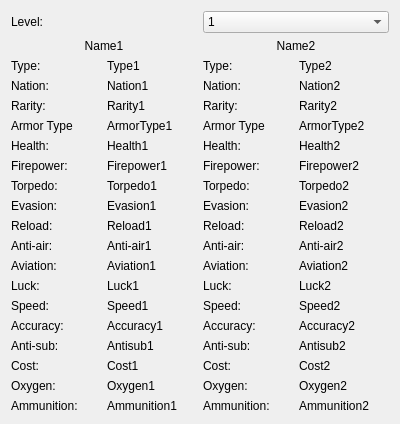
First picture: the form in azuriris/ui/ui/comparison_two_ships.ui, repository Sugihiru/Azur-Iris, before the edit.
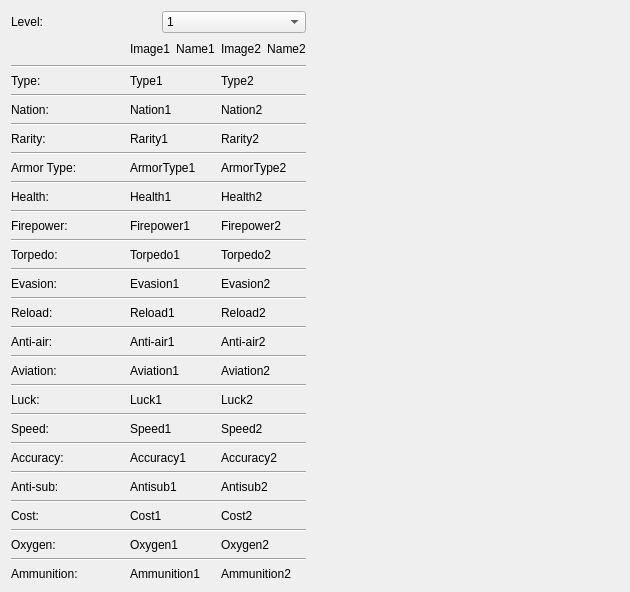
Second picture: the form after the edit.

Commit message: Improved UI when comparing two ships

```diff
--- a/azuriris/ui/ui/comparison_two_ships.ui
+++ b/azuriris/ui/ui/comparison_two_ships.ui
@@ -6,470 +6,301 @@
    <rect>
     <x>0</x>
     <y>0</y>
-    <width>400</width>
-    <height>400</height>
+    <width>630</width>
+    <height>577</height>
    </rect>
   </property>
   <property name="windowTitle">
    <string>Form</string>
   </property>
   <layout class="QGridLayout" name="gridLayout">
-   <item row="1" column="1">
+   <item row="3" column="1" colspan="3">
+    <spacer name="verticalSpacer">
+     <property name="orientation">
+      <enum>Qt::Vertical</enum>
+     </property>
+     <property name="sizeHint" stdset="0">
+      <size>
+       <width>20</width>
+       <height>40</height>
+      </size>
+     </property>
+    </spacer>
+   </item>
+   <item row="0" column="2">
+    <widget class="QComboBox" name="levelComboBox">
+     <item>
+      <property name="text">
+       <string>1</string>
+      </property>
+     </item>
+     <item>
+      <property name="text">
+       <string>100</string>
+      </property>
+     </item>
+     <item>
+      <property name="text">
+       <string>120</string>
+      </property>
+     </item>
+    </widget>
+   </item>
+   <item row="2" column="1" colspan="2">
     <layout class="QGridLayout" name="ship1GridLayout">
-     <item row="15" column="0">
-      <widget class="QLabel" name="ship1AntisubTitleLabel">
-       <property name="text">
-        <string>Anti-sub:</string>
+     <item row="7" column="0" colspan="6">
+      <widget class="Line" name="line_11">
+       <property name="orientation">
+        <enum>Qt::Horizontal</enum>
        </property>
       </widget>
      </item>
-     <item row="7" column="0">
-      <widget class="QLabel" name="ship1TorpedoTitleLabel">
+     <item row="36" column="0">
+      <widget class="QLabel" name="ship1AmmunitionTitleLabel">
        <property name="text">
-        <string>Torpedo:</string>
+        <string>Ammunition:</string>
        </property>
       </widget>
      </item>
-     <item row="6" column="0">
-      <widget class="QLabel" name="ship1FirepowerTitleLabel">
+     <item row="0" column="4">
+      <widget class="QLabel" name="ship2ImageLabel">
        <property name="text">
-        <string>Firepower:</string>
+        <string>Image2</string>
        </property>
       </widget>
      </item>
-     <item row="1" column="1">
-      <widget class="QLabel" name="ship1TypeLabel">
-       <property name="text">
-        <string>Type1</string>
-       </property>
-      </widget>
-     </item>
-     <item row="2" column="1">
-      <widget class="QLabel" name="ship1NationLabel">
-       <property name="text">
-        <string>Nation1</string>
-       </property>
-      </widget>
-     </item>
-     <item row="9" column="1">
-      <widget class="QLabel" name="ship1ReloadLabel">
-       <property name="text">
-        <string>Reload1</string>
-       </property>
-      </widget>
-     </item>
-     <item row="16" column="1">
-      <widget class="QLabel" name="ship1CostLabel">
-       <property name="text">
-        <string>Cost1</string>
-       </property>
-      </widget>
-     </item>
-     <item row="3" column="0">
-      <widget class="QLabel" name="ship1RarityTitleLabel">
-       <property name="text">
-        <string>Rarity:</string>
-       </property>
-      </widget>
-     </item>
-     <item row="12" column="1">
-      <widget class="QLabel" name="ship1LuckLabel">
-       <property name="text">
-        <string>Luck1</string>
-       </property>
-      </widget>
-     </item>
-     <item row="4" column="0">
-      <widget class="QLabel" name="ship1ArmorTypeTitleLabel">
-       <property name="text">
-        <string>Armor Type</string>
-       </property>
-      </widget>
-     </item>
-     <item row="16" column="0">
-      <widget class="QLabel" name="ship1CostTitleLabel">
-       <property name="text">
-        <string>Cost:</string>
-       </property>
-      </widget>
-     </item>
-     <item row="11" column="0">
-      <widget class="QLabel" name="ship1AviationTitleLabel">
-       <property name="text">
-        <string>Aviation:</string>
-       </property>
-      </widget>
-     </item>
-     <item row="6" column="1">
-      <widget class="QLabel" name="ship1FirepowerLabel">
-       <property name="text">
-        <string>Firepower1</string>
-       </property>
-      </widget>
-     </item>
-     <item row="10" column="0">
-      <widget class="QLabel" name="ship1AntiairTitleLabel">
-       <property name="text">
-        <string>Anti-air:</string>
-       </property>
-      </widget>
-     </item>
-     <item row="17" column="1">
-      <widget class="QLabel" name="ship1OxygenLabel">
-       <property name="text">
-        <string>Oxygen1</string>
-       </property>
-      </widget>
-     </item>
-     <item row="2" column="0">
-      <widget class="QLabel" name="ship1NationTitleLabel">
-       <property name="text">
-        <string>Nation:</string>
-       </property>
-      </widget>
-     </item>
-     <item row="11" column="1">
-      <widget class="QLabel" name="ship1AviationLabel">
-       <property name="text">
-        <string>Aviation1</string>
-       </property>
-      </widget>
-     </item>
-     <item row="5" column="1">
-      <widget class="QLabel" name="ship1HealthLabel">
-       <property name="text">
-        <string>Health1</string>
-       </property>
-      </widget>
-     </item>
-     <item row="8" column="0">
-      <widget class="QLabel" name="ship1EvasionTitleLabel">
-       <property name="text">
-        <string>Evasion:</string>
-       </property>
-      </widget>
-     </item>
-     <item row="15" column="1">
-      <widget class="QLabel" name="ship1AntisubLabel">
-       <property name="text">
-        <string>Antisub1</string>
-       </property>
-      </widget>
-     </item>
-     <item row="13" column="0">
-      <widget class="QLabel" name="ship1SpeedTitleLabel">
-       <property name="text">
-        <string>Speed:</string>
-       </property>
-      </widget>
-     </item>
-     <item row="17" column="0">
-      <widget class="QLabel" name="ship1OxygenTitleLabel">
-       <property name="text">
-        <string>Oxygen:</string>
-       </property>
-      </widget>
-     </item>
-     <item row="4" column="1">
-      <widget class="QLabel" name="ship1ArmorTypeLabel">
-       <property name="text">
-        <string>ArmorType1</string>
-       </property>
-      </widget>
-     </item>
-     <item row="12" column="0">
+     <item row="24" column="0">
       <widget class="QLabel" name="ship1LuckTitleLabel">
        <property name="text">
         <string>Luck:</string>
        </property>
       </widget>
      </item>
-     <item row="1" column="0">
+     <item row="20" column="4" colspan="2">
+      <widget class="QLabel" name="ship2AntiairLabel">
+       <property name="text">
+        <string>Anti-air2</string>
+       </property>
+      </widget>
+     </item>
+     <item row="2" column="0">
       <widget class="QLabel" name="ship1TypeTitleLabel">
        <property name="text">
         <string>Type: </string>
        </property>
       </widget>
      </item>
-     <item row="10" column="1">
-      <widget class="QLabel" name="ship1AntiairLabel">
+     <item row="4" column="4" colspan="2">
+      <widget class="QLabel" name="ship2NationLabel">
        <property name="text">
-        <string>Anti-air1</string>
+        <string>Nation2</string>
        </property>
       </widget>
      </item>
-     <item row="0" column="0" colspan="2">
-      <widget class="QLabel" name="ship1NameLabel">
-       <property name="text">
-        <string>Name1</string>
-       </property>
-       <property name="alignment">
-        <set>Qt::AlignCenter</set>
-       </property>
-      </widget>
-     </item>
-     <item row="7" column="1">
-      <widget class="QLabel" name="ship1TorpedoLabel">
-       <property name="text">
-        <string>Torpedo1</string>
-       </property>
-      </widget>
-     </item>
-     <item row="9" column="0">
-      <widget class="QLabel" name="ship1ReloadTitleLabel">
-       <property name="text">
-        <string>Reload:</string>
-       </property>
-      </widget>
-     </item>
-     <item row="14" column="1">
-      <widget class="QLabel" name="ship1AccuracyLabel">
-       <property name="text">
-        <string>Accuracy1</string>
-       </property>
-      </widget>
-     </item>
-     <item row="5" column="0">
-      <widget class="QLabel" name="ship1HealthTitleLabel">
-       <property name="text">
-        <string>Health:</string>
-       </property>
-      </widget>
-     </item>
-     <item row="8" column="1">
-      <widget class="QLabel" name="ship1EvasionLabel">
-       <property name="text">
-        <string>Evasion1</string>
-       </property>
-      </widget>
-     </item>
-     <item row="14" column="0">
+     <item row="28" column="0">
       <widget class="QLabel" name="ship1AccuracyTitleLabel">
        <property name="text">
         <string>Accuracy:</string>
        </property>
       </widget>
      </item>
-     <item row="3" column="1">
-      <widget class="QLabel" name="ship1RarityLabel">
-       <property name="text">
-        <string>Rarity1</string>
-       </property>
-      </widget>
-     </item>
-     <item row="13" column="1">
+     <item row="26" column="2" colspan="2">
       <widget class="QLabel" name="ship1SpeedLabel">
        <property name="text">
         <string>Speed1</string>
        </property>
       </widget>
      </item>
-     <item row="18" column="0">
-      <widget class="QLabel" name="ship1AmmunitionTitleLabel">
-       <property name="text">
-        <string>Ammunition:</string>
-       </property>
-      </widget>
-     </item>
-     <item row="18" column="1">
-      <widget class="QLabel" name="ship1AmmunitionLabel">
-       <property name="text">
-        <string>Ammunition1</string>
-       </property>
-      </widget>
-     </item>
-    </layout>
-   </item>
-   <item row="0" column="2">
-    <widget class="QComboBox" name="levelComboBox">
-     <item>
-      <property name="text">
-       <string>1</string>
-      </property>
-     </item>
-     <item>
-      <property name="text">
-       <string>100</string>
-      </property>
-     </item>
-     <item>
-      <property name="text">
-       <string>120</string>
-      </property>
-     </item>
-    </widget>
-   </item>
-   <item row="1" column="2">
-    <layout class="QGridLayout" name="ship2GridLayout">
-     <item row="2" column="0">
-      <widget class="QLabel" name="ship2NationTitleLabel">
-       <property name="text">
-        <string>Nation:</string>
-       </property>
-      </widget>
-     </item>
-     <item row="12" column="0">
-      <widget class="QLabel" name="ship2LuckTitleLabel">
-       <property name="text">
-        <string>Luck:</string>
-       </property>
-      </widget>
-     </item>
-     <item row="1" column="1">
-      <widget class="QLabel" name="ship2TypeLabel">
-       <property name="text">
-        <string>Type2</string>
-       </property>
-      </widget>
-     </item>
-     <item row="5" column="0">
-      <widget class="QLabel" name="ship2HealthTitleLabel">
-       <property name="text">
-        <string>Health:</string>
-       </property>
-      </widget>
-     </item>
-     <item row="5" column="1">
+     <item row="10" column="4" colspan="2">
       <widget class="QLabel" name="ship2HealthLabel">
        <property name="text">
         <string>Health2</string>
        </property>
       </widget>
      </item>
-     <item row="3" column="0">
-      <widget class="QLabel" name="ship2RarityTitleLabel">
+     <item row="15" column="0" colspan="6">
+      <widget class="Line" name="line_7">
+       <property name="orientation">
+        <enum>Qt::Horizontal</enum>
+       </property>
+      </widget>
+     </item>
+     <item row="22" column="2" colspan="2">
+      <widget class="QLabel" name="ship1AviationLabel">
        <property name="text">
-        <string>Rarity:</string>
+        <string>Aviation1</string>
        </property>
       </widget>
      </item>
-     <item row="15" column="1">
-      <widget class="QLabel" name="ship2AntisubLabel">
+     <item row="31" column="0" colspan="6">
+      <widget class="Line" name="line_16">
+       <property name="orientation">
+        <enum>Qt::Horizontal</enum>
+       </property>
+      </widget>
+     </item>
+     <item row="26" column="0">
+      <widget class="QLabel" name="ship1SpeedTitleLabel">
        <property name="text">
-        <string>Antisub2</string>
+        <string>Speed:</string>
        </property>
       </widget>
      </item>
-     <item row="7" column="0">
-      <widget class="QLabel" name="ship2TorpedoTitleLabel">
+     <item row="9" column="0" colspan="6">
+      <widget class="Line" name="line_4">
+       <property name="orientation">
+        <enum>Qt::Horizontal</enum>
+       </property>
+      </widget>
+     </item>
+     <item row="30" column="0">
+      <widget class="QLabel" name="ship1AntisubTitleLabel">
        <property name="text">
-        <string>Torpedo:</string>
+        <string>Anti-sub:</string>
        </property>
       </widget>
      </item>
-     <item row="12" column="1">
-      <widget class="QLabel" name="ship2LuckLabel">
+     <item row="14" column="2" colspan="2">
+      <widget class="QLabel" name="ship1TorpedoLabel">
        <property name="text">
-        <string>Luck2</string>
+        <string>Torpedo1</string>
        </property>
       </widget>
      </item>
-     <item row="16" column="1">
-      <widget class="QLabel" name="ship2CostLabel">
+     <item row="22" column="0">
+      <widget class="QLabel" name="ship1AviationTitleLabel">
        <property name="text">
-        <string>Cost2</string>
+        <string>Aviation:</string>
        </property>
       </widget>
      </item>
-     <item row="8" column="1">
+     <item row="17" column="0" colspan="6">
+      <widget class="Line" name="line_8">
+       <property name="orientation">
+        <enum>Qt::Horizontal</enum>
+       </property>
+      </widget>
+     </item>
+     <item row="20" column="2" colspan="2">
+      <widget class="QLabel" name="ship1AntiairLabel">
+       <property name="text">
+        <string>Anti-air1</string>
+       </property>
+      </widget>
+     </item>
+     <item row="18" column="4" colspan="2">
+      <widget class="QLabel" name="ship2ReloadLabel">
+       <property name="text">
+        <string>Reload2</string>
+       </property>
+      </widget>
+     </item>
+     <item row="34" column="0">
+      <widget class="QLabel" name="ship1OxygenTitleLabel">
+       <property name="text">
+        <string>Oxygen:</string>
+       </property>
+      </widget>
+     </item>
+     <item row="16" column="4" colspan="2">
       <widget class="QLabel" name="ship2EvasionLabel">
        <property name="text">
         <string>Evasion2</string>
        </property>
       </widget>
      </item>
-     <item row="10" column="1">
-      <widget class="QLabel" name="ship2AntiairLabel">
+     <item row="30" column="4" colspan="2">
+      <widget class="QLabel" name="ship2AntisubLabel">
        <property name="text">
-        <string>Anti-air2</string>
+        <string>Antisub2</string>
        </property>
       </widget>
      </item>
-     <item row="11" column="0">
-      <widget class="QLabel" name="ship2AviationTitleLabel">
+     <item row="32" column="2" colspan="2">
+      <widget class="QLabel" name="ship1CostLabel">
        <property name="text">
-        <string>Aviation:</string>
+        <string>Cost1</string>
        </property>
       </widget>
      </item>
-     <item row="4" column="1">
-      <widget class="QLabel" name="ship2ArmorTypeLabel">
-       <property name="text">
-        <string>ArmorType2</string>
-       </property>
-      </widget>
-     </item>
-     <item row="13" column="0">
-      <widget class="QLabel" name="ship2SpeedTitleLabel">
-       <property name="text">
-        <string>Speed:</string>
-       </property>
-      </widget>
-     </item>
-     <item row="13" column="1">
-      <widget class="QLabel" name="ship2SpeedLabel">
-       <property name="text">
-        <string>Speed2</string>
-       </property>
-      </widget>
-     </item>
-     <item row="6" column="0">
-      <widget class="QLabel" name="ship2FirepowerTitleLabel">
-       <property name="text">
-        <string>Firepower:</string>
+     <item row="23" column="0" colspan="6">
+      <widget class="Line" name="line_12">
+       <property name="orientation">
+        <enum>Qt::Horizontal</enum>
        </property>
       </widget>
      </item>
      <item row="8" column="0">
-      <widget class="QLabel" name="ship2EvasionTitleLabel">
+      <widget class="QLabel" name="ship1ArmorTypeTitleLabel">
+       <property name="text">
+        <string>Armor Type:</string>
+       </property>
+      </widget>
+     </item>
+     <item row="4" column="2" colspan="2">
+      <widget class="QLabel" name="ship1NationLabel">
+       <property name="text">
+        <string>Nation1</string>
+       </property>
+      </widget>
+     </item>
+     <item row="28" column="4" colspan="2">
+      <widget class="QLabel" name="ship2AccuracyLabel">
+       <property name="text">
+        <string>Accuracy2</string>
+       </property>
+      </widget>
+     </item>
+     <item row="12" column="2" colspan="2">
+      <widget class="QLabel" name="ship1FirepowerLabel">
+       <property name="text">
+        <string>Firepower1</string>
+       </property>
+      </widget>
+     </item>
+     <item row="29" column="0" colspan="6">
+      <widget class="Line" name="line_15">
+       <property name="orientation">
+        <enum>Qt::Horizontal</enum>
+       </property>
+      </widget>
+     </item>
+     <item row="11" column="0" colspan="6">
+      <widget class="Line" name="line_5">
+       <property name="orientation">
+        <enum>Qt::Horizontal</enum>
+       </property>
+      </widget>
+     </item>
+     <item row="16" column="0">
+      <widget class="QLabel" name="ship1EvasionTitleLabel">
        <property name="text">
         <string>Evasion:</string>
        </property>
       </widget>
      </item>
-     <item row="17" column="1">
+     <item row="34" column="2" colspan="2">
+      <widget class="QLabel" name="ship1OxygenLabel">
+       <property name="text">
+        <string>Oxygen1</string>
+       </property>
+      </widget>
+     </item>
+     <item row="36" column="2" colspan="2">
+      <widget class="QLabel" name="ship1AmmunitionLabel">
+       <property name="text">
+        <string>Ammunition1</string>
+       </property>
+      </widget>
+     </item>
+     <item row="34" column="4" colspan="2">
       <widget class="QLabel" name="ship2OxygenLabel">
        <property name="text">
         <string>Oxygen2</string>
        </property>
       </widget>
      </item>
-     <item row="2" column="1">
-      <widget class="QLabel" name="ship2NationLabel">
-       <property name="text">
-        <string>Nation2</string>
-       </property>
-      </widget>
-     </item>
-     <item row="10" column="0">
-      <widget class="QLabel" name="ship2AntiairTitleLabel">
-       <property name="text">
-        <string>Anti-air:</string>
-       </property>
-      </widget>
-     </item>
-     <item row="4" column="0">
-      <widget class="QLabel" name="ship2ArmorTypeTitleLabel">
-       <property name="text">
-        <string>Armor Type</string>
-       </property>
-      </widget>
-     </item>
-     <item row="14" column="0">
-      <widget class="QLabel" name="ship2AccuracyTitleLabel">
-       <property name="text">
-        <string>Accuracy:</string>
-       </property>
-      </widget>
-     </item>
-     <item row="7" column="1">
-      <widget class="QLabel" name="ship2TorpedoLabel">
-       <property name="text">
-        <string>Torpedo2</string>
-       </property>
-      </widget>
-     </item>
-     <item row="0" column="0" colspan="2">
+     <item row="0" column="5">
       <widget class="QLabel" name="ship2NameLabel">
        <property name="text">
         <string>Name2</string>
@@ -479,92 +310,310 @@
        </property>
       </widget>
      </item>
-     <item row="1" column="0">
-      <widget class="QLabel" name="ship2TypeTitleLabel">
+     <item row="10" column="0">
+      <widget class="QLabel" name="ship1HealthTitleLabel">
        <property name="text">
-        <string>Type:</string>
+        <string>Health:</string>
        </property>
       </widget>
      </item>
-     <item row="11" column="1">
-      <widget class="QLabel" name="ship2AviationLabel">
+     <item row="32" column="4" colspan="2">
+      <widget class="QLabel" name="ship2CostLabel">
        <property name="text">
-        <string>Aviation2</string>
+        <string>Cost2</string>
        </property>
       </widget>
      </item>
-     <item row="6" column="1">
+     <item row="19" column="0" colspan="6">
+      <widget class="Line" name="line_9">
+       <property name="orientation">
+        <enum>Qt::Horizontal</enum>
+       </property>
+      </widget>
+     </item>
+     <item row="24" column="4" colspan="2">
+      <widget class="QLabel" name="ship2LuckLabel">
+       <property name="text">
+        <string>Luck2</string>
+       </property>
+      </widget>
+     </item>
+     <item row="28" column="2" colspan="2">
+      <widget class="QLabel" name="ship1AccuracyLabel">
+       <property name="text">
+        <string>Accuracy1</string>
+       </property>
+      </widget>
+     </item>
+     <item row="12" column="4" colspan="2">
       <widget class="QLabel" name="ship2FirepowerLabel">
        <property name="text">
         <string>Firepower2</string>
        </property>
       </widget>
      </item>
-     <item row="16" column="0">
-      <widget class="QLabel" name="ship2CostTitleLabel">
-       <property name="text">
-        <string>Cost:</string>
+     <item row="13" column="0" colspan="6">
+      <widget class="Line" name="line_6">
+       <property name="orientation">
+        <enum>Qt::Horizontal</enum>
        </property>
       </widget>
      </item>
-     <item row="17" column="0">
-      <widget class="QLabel" name="ship2OxygenTitleLabel">
+     <item row="2" column="2" colspan="2">
+      <widget class="QLabel" name="ship1TypeLabel">
        <property name="text">
-        <string>Oxygen:</string>
+        <string>Type1</string>
        </property>
       </widget>
      </item>
-     <item row="9" column="0">
-      <widget class="QLabel" name="ship2ReloadTitleLabel">
-       <property name="text">
-        <string>Reload:</string>
-       </property>
-      </widget>
-     </item>
-     <item row="15" column="0">
-      <widget class="QLabel" name="ship2AntisubTitleLabel">
-       <property name="text">
-        <string>Anti-sub:</string>
-       </property>
-      </widget>
-     </item>
-     <item row="3" column="1">
+     <item row="6" column="4" colspan="2">
       <widget class="QLabel" name="ship2RarityLabel">
        <property name="text">
         <string>Rarity2</string>
        </property>
       </widget>
      </item>
-     <item row="14" column="1">
-      <widget class="QLabel" name="ship2AccuracyLabel">
+     <item row="21" column="0" colspan="6">
+      <widget class="Line" name="line_10">
+       <property name="orientation">
+        <enum>Qt::Horizontal</enum>
+       </property>
+      </widget>
+     </item>
+     <item row="32" column="0">
+      <widget class="QLabel" name="ship1CostTitleLabel">
        <property name="text">
-        <string>Accuracy2</string>
+        <string>Cost:</string>
        </property>
       </widget>
      </item>
-     <item row="9" column="1">
-      <widget class="QLabel" name="ship2ReloadLabel">
+     <item row="35" column="0" colspan="6">
+      <widget class="Line" name="line_18">
+       <property name="orientation">
+        <enum>Qt::Horizontal</enum>
+       </property>
+      </widget>
+     </item>
+     <item row="10" column="2" colspan="2">
+      <widget class="QLabel" name="ship1HealthLabel">
        <property name="text">
-        <string>Reload2</string>
+        <string>Health1</string>
+       </property>
+      </widget>
+     </item>
+     <item row="26" column="4" colspan="2">
+      <widget class="QLabel" name="ship2SpeedLabel">
+       <property name="text">
+        <string>Speed2</string>
+       </property>
+      </widget>
+     </item>
+     <item row="30" column="2" colspan="2">
+      <widget class="QLabel" name="ship1AntisubLabel">
+       <property name="text">
+        <string>Antisub1</string>
        </property>
       </widget>
      </item>
      <item row="18" column="0">
-      <widget class="QLabel" name="ship2AmmunitionTitleLabel">
+      <widget class="QLabel" name="ship1ReloadTitleLabel">
        <property name="text">
-        <string>Ammunition:</string>
+        <string>Reload:</string>
        </property>
       </widget>
      </item>
-     <item row="18" column="1">
+     <item row="27" column="0" colspan="6">
+      <widget class="Line" name="line_14">
+       <property name="orientation">
+        <enum>Qt::Horizontal</enum>
+       </property>
+      </widget>
+     </item>
+     <item row="0" column="3">
+      <widget class="QLabel" name="ship1NameLabel">
+       <property name="text">
+        <string>Name1</string>
+       </property>
+       <property name="alignment">
+        <set>Qt::AlignCenter</set>
+       </property>
+      </widget>
+     </item>
+     <item row="8" column="2" colspan="2">
+      <widget class="QLabel" name="ship1ArmorTypeLabel">
+       <property name="text">
+        <string>ArmorType1</string>
+       </property>
+      </widget>
+     </item>
+     <item row="18" column="2" colspan="2">
+      <widget class="QLabel" name="ship1ReloadLabel">
+       <property name="text">
+        <string>Reload1</string>
+       </property>
+      </widget>
+     </item>
+     <item row="0" column="2">
+      <widget class="QLabel" name="ship1ImageLabel">
+       <property name="text">
+        <string>Image1</string>
+       </property>
+      </widget>
+     </item>
+     <item row="24" column="2" colspan="2">
+      <widget class="QLabel" name="ship1LuckLabel">
+       <property name="text">
+        <string>Luck1</string>
+       </property>
+      </widget>
+     </item>
+     <item row="6" column="0">
+      <widget class="QLabel" name="ship1RarityTitleLabel">
+       <property name="text">
+        <string>Rarity:</string>
+       </property>
+      </widget>
+     </item>
+     <item row="33" column="0" colspan="6">
+      <widget class="Line" name="line_17">
+       <property name="orientation">
+        <enum>Qt::Horizontal</enum>
+       </property>
+      </widget>
+     </item>
+     <item row="36" column="4" colspan="2">
       <widget class="QLabel" name="ship2AmmunitionLabel">
        <property name="text">
         <string>Ammunition2</string>
        </property>
       </widget>
      </item>
+     <item row="1" column="0" colspan="6">
+      <widget class="Line" name="line">
+       <property name="orientation">
+        <enum>Qt::Horizontal</enum>
+       </property>
+      </widget>
+     </item>
+     <item row="12" column="0">
+      <widget class="QLabel" name="ship1FirepowerTitleLabel">
+       <property name="text">
+        <string>Firepower:</string>
+       </property>
+      </widget>
+     </item>
+     <item row="25" column="0" colspan="6">
+      <widget class="Line" name="line_13">
+       <property name="orientation">
+        <enum>Qt::Horizontal</enum>
+       </property>
+      </widget>
+     </item>
+     <item row="2" column="4" colspan="2">
+      <widget class="QLabel" name="ship2TypeLabel">
+       <property name="text">
+        <string>Type2</string>
+       </property>
+      </widget>
+     </item>
+     <item row="4" column="0">
+      <widget class="QLabel" name="ship1NationTitleLabel">
+       <property name="text">
+        <string>Nation:</string>
+       </property>
+      </widget>
+     </item>
+     <item row="3" column="0" colspan="6">
+      <widget class="Line" name="line_2">
+       <property name="orientation">
+        <enum>Qt::Horizontal</enum>
+       </property>
+      </widget>
+     </item>
+     <item row="14" column="0">
+      <widget class="QLabel" name="ship1TorpedoTitleLabel">
+       <property name="text">
+        <string>Torpedo:</string>
+       </property>
+      </widget>
+     </item>
+     <item row="16" column="2" colspan="2">
+      <widget class="QLabel" name="ship1EvasionLabel">
+       <property name="text">
+        <string>Evasion1</string>
+       </property>
+      </widget>
+     </item>
+     <item row="8" column="4" colspan="2">
+      <widget class="QLabel" name="ship2ArmorTypeLabel">
+       <property name="text">
+        <string>ArmorType2</string>
+       </property>
+      </widget>
+     </item>
+     <item row="22" column="4" colspan="2">
+      <widget class="QLabel" name="ship2AviationLabel">
+       <property name="text">
+        <string>Aviation2</string>
+       </property>
+      </widget>
+     </item>
+     <item row="14" column="4" colspan="2">
+      <widget class="QLabel" name="ship2TorpedoLabel">
+       <property name="text">
+        <string>Torpedo2</string>
+       </property>
+      </widget>
+     </item>
+     <item row="5" column="0" colspan="6">
+      <widget class="Line" name="line_3">
+       <property name="orientation">
+        <enum>Qt::Horizontal</enum>
+       </property>
+      </widget>
+     </item>
+     <item row="6" column="2" colspan="2">
+      <widget class="QLabel" name="ship1RarityLabel">
+       <property name="text">
+        <string>Rarity1</string>
+       </property>
+      </widget>
+     </item>
+     <item row="20" column="0">
+      <widget class="QLabel" name="ship1AntiairTitleLabel">
+       <property name="text">
+        <string>Anti-air:</string>
+       </property>
+      </widget>
+     </item>
+     <item row="0" column="1">
+      <spacer name="horizontalSpacer_2">
+       <property name="orientation">
+        <enum>Qt::Horizontal</enum>
+       </property>
+       <property name="sizeHint" stdset="0">
+        <size>
+         <width>40</width>
+         <height>20</height>
+        </size>
+       </property>
+      </spacer>
+     </item>
     </layout>
    </item>
+   <item row="2" column="3">
+    <spacer name="horizontalSpacer">
+     <property name="orientation">
+      <enum>Qt::Horizontal</enum>
+     </property>
+     <property name="sizeHint" stdset="0">
+      <size>
+       <width>40</width>
+       <height>20</height>
+      </size>
+     </property>
+    </spacer>
+   </item>
    <item row="0" column="1">
     <widget class="QLabel" name="levelLabel">
      <property name="text">
```
The commit also changes 2 other files.
